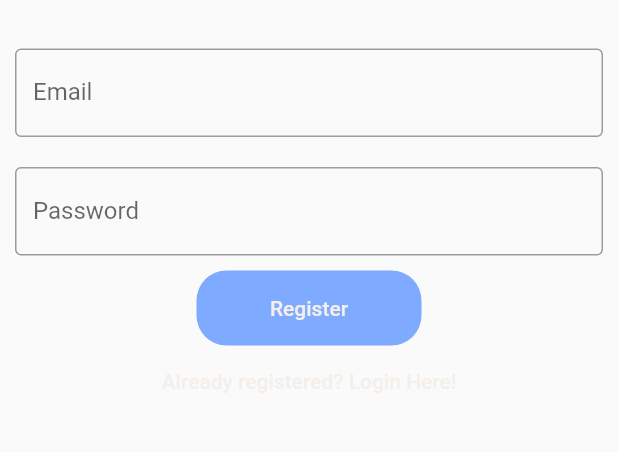
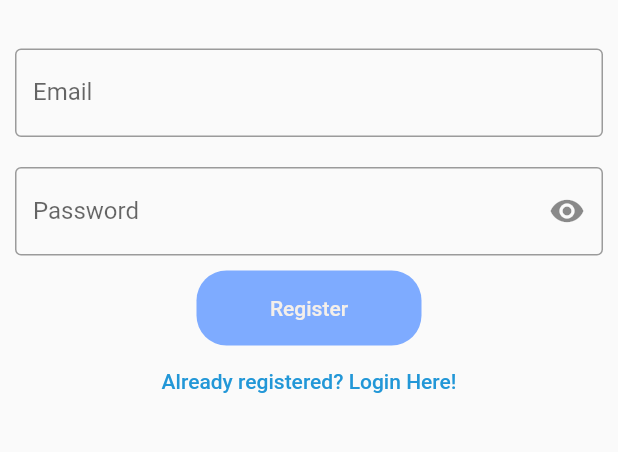
Before and after one commit to Butkii/Flutter-QuickNote, a Flutter app: the screen it shows after launch, after a tap on "Not registered? Register here!", on a phone screen of 412 x 824 dp, the part 547-999 px from its top. Run offline on Flutter 3.47's test engine with Material 2 defaults, Android fonts, the phone set to English and light mode, and no system bars; our stand-ins replace file_picker, firebase_auth, firebase_core, image_picker, sqflite; accounts and stored records are empty; network calls fail.

Commit message:
updates to create view

```diff
--- a/lib/main.dart
+++ b/lib/main.dart
@@ -10,6 +10,7 @@ import 'package:mynotes/views/verify_email_view.dart';
 void main() {
   WidgetsFlutterBinding.ensureInitialized();
   runApp(MaterialApp(
+    debugShowCheckedModeBanner: false,
     title: 'Flutter Demo',
     theme: ThemeData(
       primarySwatch: Colors.blue,
--- a/lib/views/login_view.dart
+++ b/lib/views/login_view.dart
@@ -14,11 +14,13 @@ class LoginView extends StatefulWidget {
 class _LoginViewState extends State<LoginView> {
   late final TextEditingController _email;
   late final TextEditingController _password;
+  bool passwordVisible = false;
 
   @override
   void initState() {
     _email = TextEditingController();
     _password = TextEditingController();
+    passwordVisible = true;
     super.initState();
   }
 
@@ -69,16 +71,28 @@ class _LoginViewState extends State<LoginView> {
             padding: const EdgeInsets.all(10.0),
             child: TextField(
               controller: _password,
-              obscureText: true,
+              obscureText: passwordVisible,
               enableSuggestions: false,
               autocorrect: false,
-              decoration: const InputDecoration(
-                border: OutlineInputBorder(
+              decoration: InputDecoration(
+                border: const OutlineInputBorder(
                   borderSide: BorderSide(
                     color: Color(0XFF817C7A),
                   ),
                 ),
                 labelText: 'Password',
+                suffixIcon: IconButton(
+                  icon: Icon(passwordVisible
+                      ? Icons.visibility
+                      : Icons.visibility_off),
+                  onPressed: () {
+                    setState(
+                      () {
+                        passwordVisible = !passwordVisible;
+                      },
+                    );
+                  },
+                ),
               ),
             ),
           ),
@@ -139,8 +153,13 @@ class _LoginViewState extends State<LoginView> {
             onPressed: () {
               //forgot password route
             },
-              child: const Text('Forgot password?',
-                  style: TextStyle(color: Color(0XFF2297D7)))),
+            child: const Text(
+              'Forgot password?',
+              style: TextStyle(
+                color: Color(0XFF2297D7),
+              ),
+            ),
+          ),
           TextButton(
             onPressed: () {
               Navigator.of(context).pushNamedAndRemoveUntil(
@@ -148,8 +167,13 @@ class _LoginViewState extends State<LoginView> {
                 (route) => false,
               );
             },
-              child: const Text('Not registered? Register here!',
-                  style: TextStyle(color: Color(0XFF2297D7)))),
+            child: const Text(
+              'Not registered? Register here!',
+              style: TextStyle(
+                color: Color(0XFF2297D7),
+              ),
+            ),
+          ),
         ],
       ),
     );
--- a/lib/views/notes/notes_list_view.dart
+++ b/lib/views/notes/notes_list_view.dart
@@ -22,6 +22,12 @@ class NotesListView extends StatelessWidget {
         final note = notes[index];
         return ListTile(
           title: Text(
+            note.title,
+            maxLines: 1,
+            softWrap: true,
+            overflow: TextOverflow.ellipsis,
+          ),
+          subtitle: Text(
             note.text,
             maxLines: 1,
             softWrap: true,
--- a/lib/views/register_view.dart
+++ b/lib/views/register_view.dart
@@ -14,11 +14,13 @@ class RegisterView extends StatefulWidget {
 class _RegisterViewState extends State<RegisterView> {
   late final TextEditingController _email;
   late final TextEditingController _password;
+  bool passwordVisible = false;
 
   @override
   void initState() {
     _email = TextEditingController();
     _password = TextEditingController();
+    passwordVisible = true;
     super.initState();
   }
 
@@ -72,13 +74,25 @@ class _RegisterViewState extends State<RegisterView> {
               obscureText: true,
               enableSuggestions: false,
               autocorrect: false,
-              decoration: const InputDecoration(
-                border: OutlineInputBorder(
+              decoration: InputDecoration(
+                border: const OutlineInputBorder(
                   borderSide: BorderSide(
                     color: Color(0XFF817C7A),
                   ),
                 ),
                 labelText: 'Password',
+                suffixIcon: IconButton(
+                  icon: Icon(passwordVisible
+                      ? Icons.visibility
+                      : Icons.visibility_off),
+                  onPressed: () {
+                    setState(
+                      () {
+                        passwordVisible = !passwordVisible;
+                      },
+                    );
+                  },
+                ),
               ),
             ),
           ),
@@ -134,8 +148,13 @@ class _RegisterViewState extends State<RegisterView> {
                 (route) => false,
               );
             },
-              child: const Text('Already registered? Login Here!',
-                  style: TextStyle(color: Color(0XFFF4EFEA)))),
+            child: const Text(
+              'Already registered? Login Here!',
+              style: TextStyle(
+                color: Color(0XFF2297D7),
+              ),
+            ),
+          ),
         ],
       ),
     );
--- a/pubspec.yaml
+++ b/pubspec.yaml
@@ -41,6 +41,8 @@ dependencies:
   sqflite: ^2.0.3+1
   path_provider: ^2.0.11
   path: ^1.8.2
+  image_picker: ^1.0.2
+  file_picker: ^5.3.1
 
 dev_dependencies:
   flutter_test:
```
Also changed, not shown: lib/services/crud/notes_services.dart (+20 -6 lines), lib/views/notes/create_update_note_view.dart (+113 -19 lines), pubspec.lock, 7 other files. Lines whose indentation alone changed are shown as unchanged.
